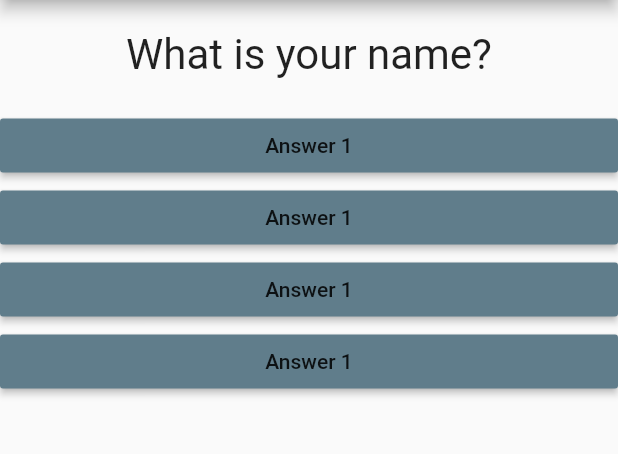
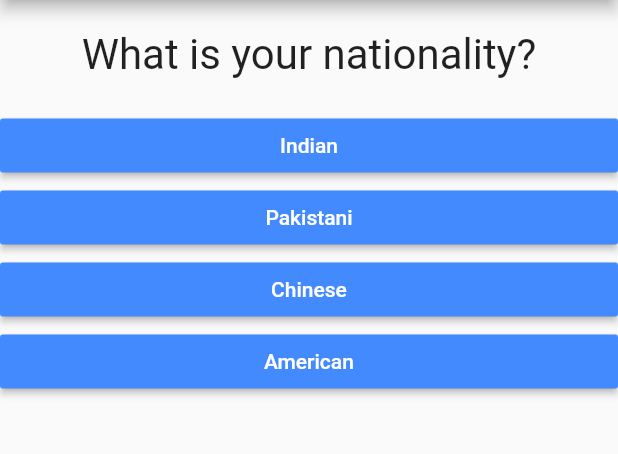
Before and after one commit to shahsanket2107/flutter_quiz_app, a Flutter app: the screen it shows after launch, on a phone screen of 412 x 824 dp, the part 84-538 px from its top. Run offline on Flutter 3.47's test engine with Material 2 defaults, Android fonts, the phone set to English and light mode, and no system bars.

```diff
--- a/lib/answer.dart
+++ b/lib/answer.dart
@@ -2,14 +2,16 @@ import 'package:flutter/material.dart';
 
 class Answer extends StatelessWidget {
   final Function selectHandler;
-  Answer(this.selectHandler);
+  final String answerText;
+  Answer(this.selectHandler, this.answerText);
   @override
   Widget build(BuildContext context) {
     return Container(
       width: double.infinity,
       child: RaisedButton(
-        color: Colors.blueGrey,
-        child: Text('Answer 1'),
+        color: Colors.blueAccent,
+        textColor: Colors.white,
+        child: Text(answerText),
         onPressed: selectHandler,
       ),
     );
--- a/lib/main.dart
+++ b/lib/main.dart
@@ -24,9 +24,18 @@ class _MyAppState extends State<MyApp> {
   @override
   Widget build(BuildContext context) {
     var questions = [
-      "What is your name?",
-      "What is your favourite color?",
-      "What is your favourite food?"
+      {
+        "questionText": "What is your nationality?",
+        "answers": ["Indian", "Pakistani", "Chinese", "American"],
+      },
+      {
+        "questionText": "What is your favourite color?",
+        "answers": ["Blue", "Red", "Green", "Yellow"],
+      },
+      {
+        "questionText": "What is your gender?",
+        "answers": ["Male", "Female", "Other"],
+      }
     ];
     return MaterialApp(
       title: 'First App',
@@ -36,11 +45,12 @@ class _MyAppState extends State<MyApp> {
           ),
           body: Column(
             children: [
-              Question(questions[questionIndex]),
-              Answer(answerQuestion),
-              Answer(answerQuestion),
-              Answer(answerQuestion),
-              Answer(answerQuestion),
+              Question(questions[questionIndex]['questionText']),
+              ...(questions[questionIndex]['answers'] as List<String>)
+                  .map((answer) {
+                print(answer);
+                return Answer(answerQuestion, answer);
+              })
             ],
           )),
     );
```
